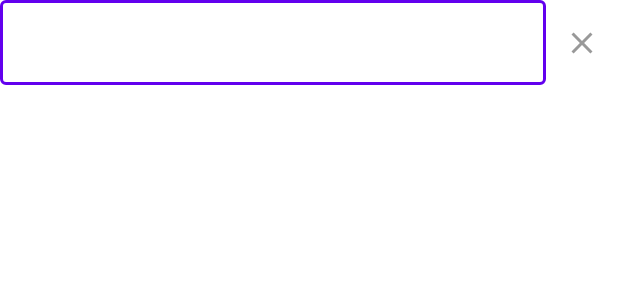
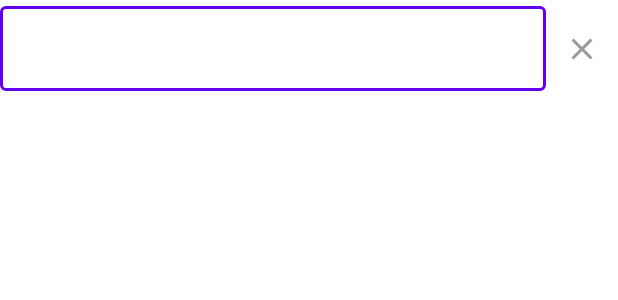
Before and after one commit to health-history-428/patient-app, an Android app: the layout list_item_edit.xml on its own in the app's theme, with its tools: preview values and no code run, on a phone screen of 412 x 824 dp. Shown: the top 300 px of the screen. Run offline under Robolectric (Android 15) with nearby library versions, the phone set to English and light mode, and no system bars.

Commit message:
add vertical padding to list_item_edit.xml

```diff
--- a/app/src/main/res/layout/list_item_edit.xml
+++ b/app/src/main/res/layout/list_item_edit.xml
@@ -2,6 +2,7 @@
 <androidx.constraintlayout.widget.ConstraintLayout xmlns:android="http://schemas.android.com/apk/res/android"
     xmlns:app="http://schemas.android.com/apk/res-auto"
     android:layout_width="match_parent"
+    android:paddingVertical="4dp"
     android:layout_height="wrap_content">
 
     <com.google.android.material.textfield.TextInputLayout
```
